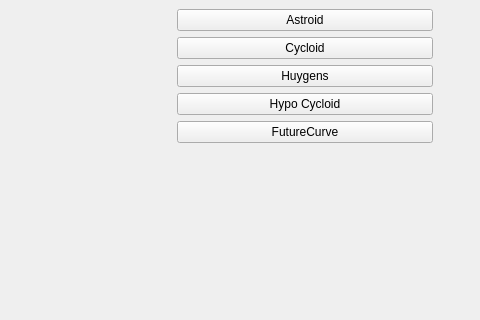
Qt form mainwindow.ui (sprouse9/QtCurves2) before a commit; both pictures show x 137 to 617 and y 82 to 402 of the 617 by 483 pixel window.
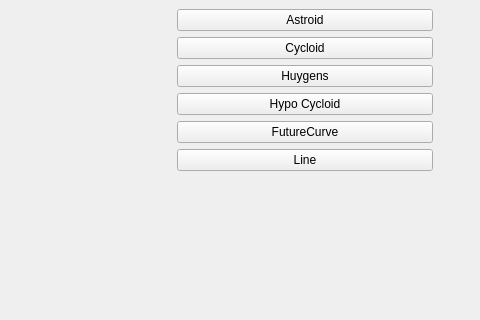
The same form after that commit. Custom widgets are drawn as their Qt base class.

Commit message: Added Line to display

What changed in the file:
```diff
--- a/mainwindow.ui
+++ b/mainwindow.ui
@@ -64,6 +64,13 @@
          </property>
         </widget>
        </item>
+       <item>
+        <widget class="QPushButton" name="btnLine">
+         <property name="text">
+          <string>Line</string>
+         </property>
+        </widget>
+       </item>
        <item>
         <spacer name="verticalSpacer">
          <property name="orientation">
```
The commit also changes 4 other files.
